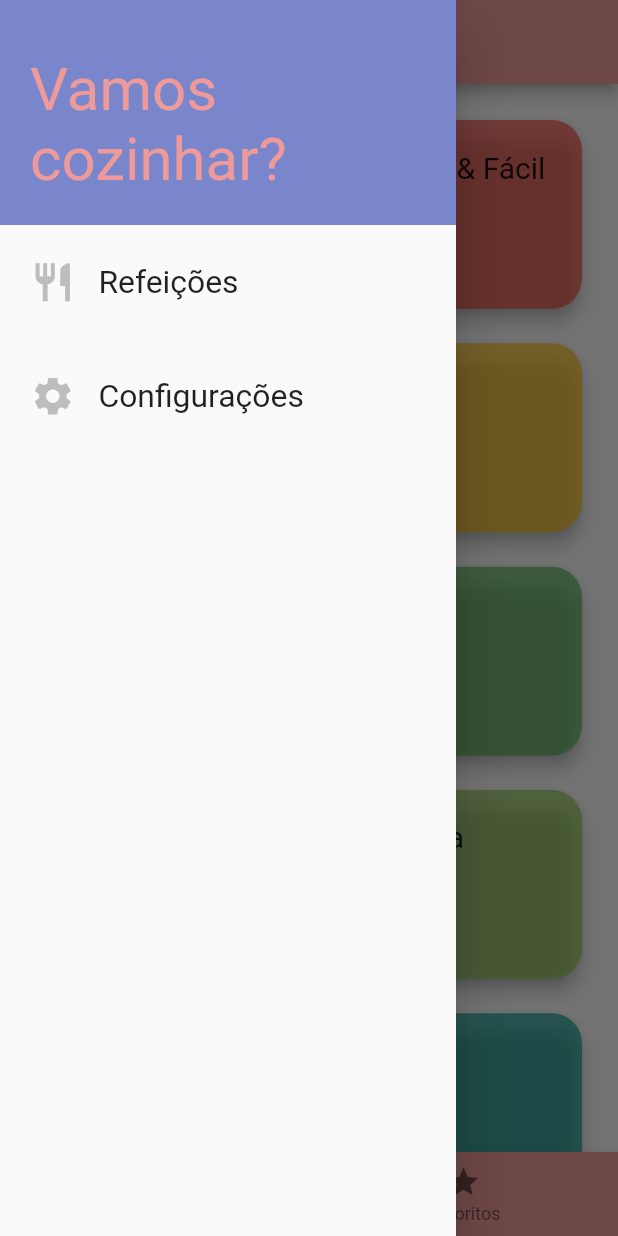
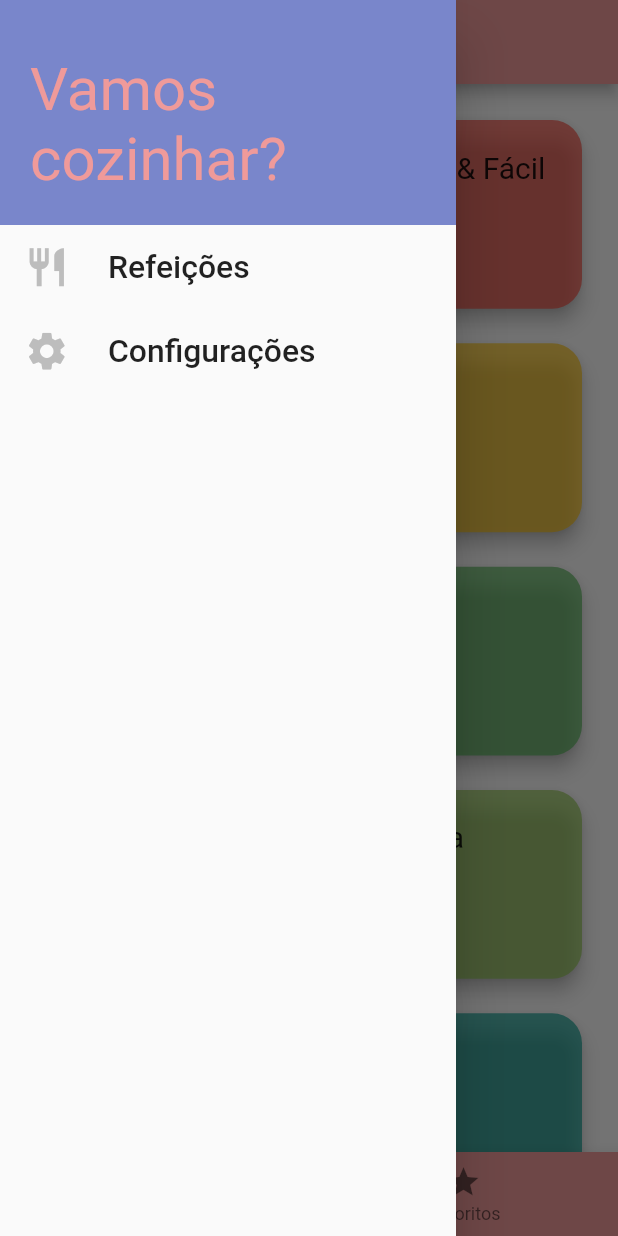
Before and after one commit to kiszewski/Meals, a Flutter app: the screen it shows after launch, with the side drawer open, on a phone screen of 412 x 824 dp. Run offline on Flutter 3.47's test engine with Material 2 defaults, Android fonts, the phone set to English and light mode, and no system bars; our stand-ins replace shared_preferences.

Commit message:
drawer list tile refactoring

```diff
--- a/lib/app/pages/components/drawer/drawer_list_item_widget.dart
+++ b/lib/app/pages/components/drawer/drawer_list_item_widget.dart
@@ -15,31 +15,21 @@ class DrawerListItem extends StatelessWidget {
 
   @override
   Widget build(BuildContext context) {
-    final PagesNavigationViewModel pagesNavigationViewModel = PagesNavigationViewModel();
+    final PagesNavigationViewModel pagesNavigationViewModel =
+        PagesNavigationViewModel();
 
     return LayoutBuilder(builder: (context, constraints) {
-      return Container(
-        width: constraints.maxWidth,
-        height: constraints.maxWidth * 0.25,
-        padding: const EdgeInsets.all(20),
-        child: GestureDetector(
-          onTap: () => pagesNavigationViewModel.replaceCurrentPage(context, route),
-          child: Row(
-            children: <Widget>[
-              Icon(
+      return ListTile(
+        onTap: () =>
+            pagesNavigationViewModel.replaceCurrentPage(context, route),
+        leading: Icon(
           icon,
           size: constraints.maxWidth * 0.1,
           color: Colors.grey[400],
         ),
-              SizedBox(
-                width: constraints.maxWidth * 0.05,
-              ),
-              Text(
+        title: Text(
           title,
           style: TextStyle(fontSize: constraints.maxWidth * 0.07),
-              )
-            ],
-          ),
         ),
       );
     });
```
Lines whose indentation alone changed are shown as unchanged.
